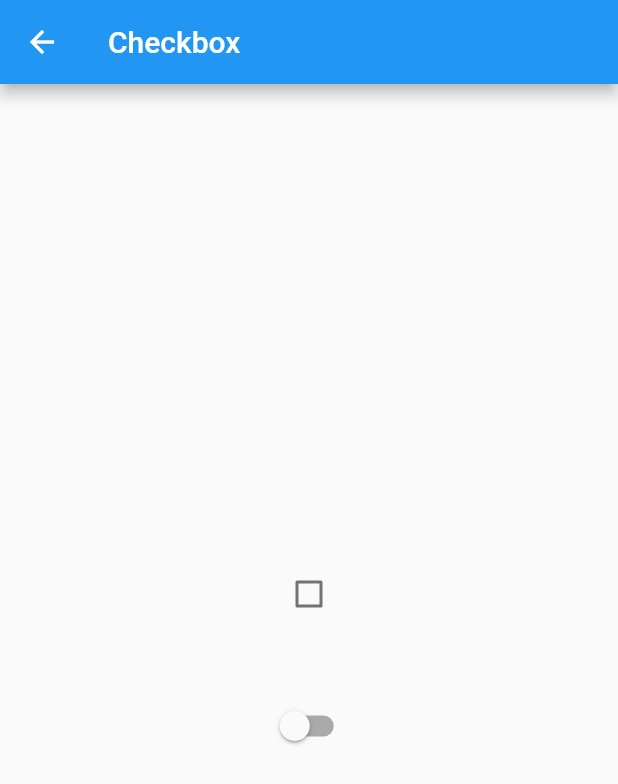
After one commit to karais89/flutter_survival_coding, a Flutter app: the InputMenu screen opened directly, after a tap on "Checkbox", on a phone screen of 412 x 824 dp. The commit adds this screen. Shown: the top 784 px of the screen. Run offline on Flutter 3.47's test engine with Material 2 defaults, Android fonts, the phone set to English and light mode, and no system bars.

Commit message:
Checkbox

```diff
--- /dev/null
+++ b/chapter05/lib/input/checkbox_page.dart
@@ -0,0 +1,44 @@
+import 'package:flutter/material.dart';
+
+class CheckboxPage extends StatefulWidget {
+  @override
+  _CheckboxPageState createState() => _CheckboxPageState();
+}
+
+class _CheckboxPageState extends State<CheckboxPage> {
+  var isChecked = false;
+  @override
+  Widget build(BuildContext context) {
+    return Scaffold(
+      appBar: AppBar(
+        title: Text('Checkbox'),
+      ),
+      body: Center(
+        child: Column(
+          mainAxisAlignment: MainAxisAlignment.center,
+          children: [
+            Checkbox(
+              value: isChecked,
+              onChanged: (bool value) {
+                setState(() {
+                  isChecked = value;
+                });
+              },
+            ),
+            SizedBox(
+              height: 40.0,
+            ),
+            Switch(
+              value: isChecked,
+              onChanged: (value) {
+                setState(() {
+                  isChecked = value;
+                });
+              },
+            )
+          ],
+        ),
+      ),
+    );
+  }
+}
--- a/chapter05/lib/input/input_menu.dart
+++ b/chapter05/lib/input/input_menu.dart
@@ -1,4 +1,5 @@
 import 'package:chapter05/component/my_list_tile.dart';
+import 'package:chapter05/input/checkbox_page.dart';
 import 'package:chapter05/input/text_field_page.dart';
 import 'package:flutter/material.dart';
 
@@ -14,7 +15,11 @@ class InputMenu extends StatelessWidget {
           MyListTile(
             title: 'TextFiled',
             page: TextFieldPage(),
-          )
+          ),
+          MyListTile(
+            title: 'Checkbox',
+            page: CheckboxPage(),
+          ),
         ],
       ),
     );
```
